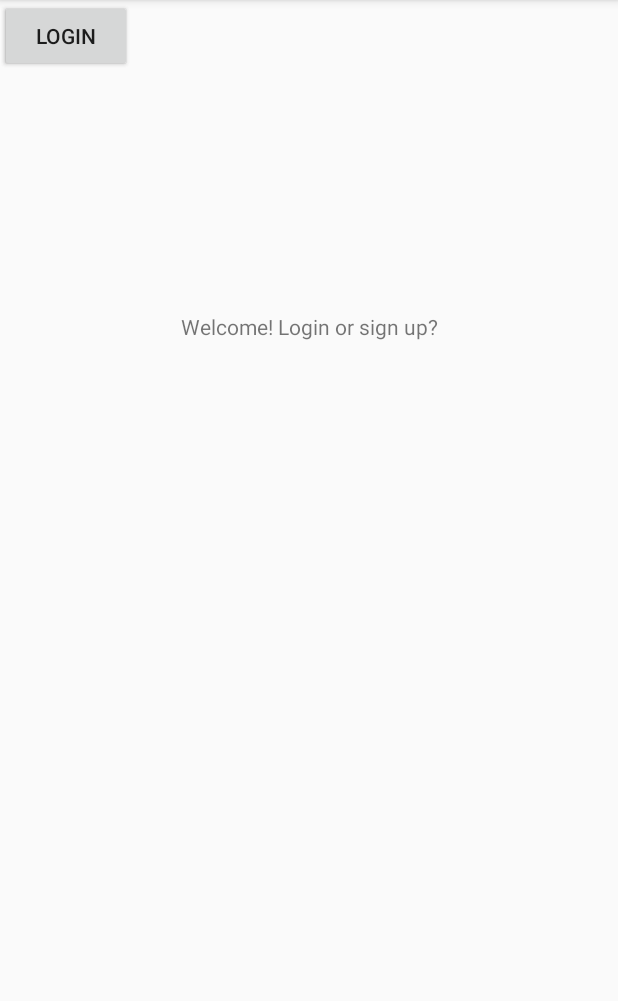
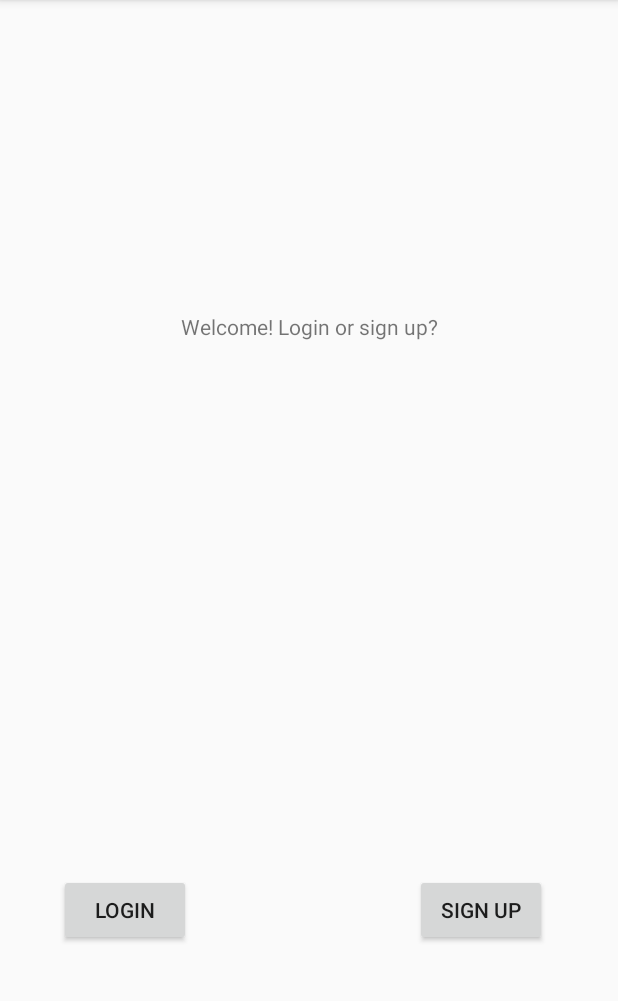
Before and after one commit to sscheele/shelter-helper, an Android app: the screen it shows after launch (LandingScreen), on a phone screen of 412 x 824 dp, the part 84-1085 px from its top. Run offline under Robolectric (Android 15) with nearby library versions, the phone set to English and light mode, and no system bars.

Commit message:
Add login screen, main screen, password checking

```diff
--- a/app/src/main/AndroidManifest.xml
+++ b/app/src/main/AndroidManifest.xml
@@ -16,7 +16,8 @@
                 <category android:name="android.intent.category.LAUNCHER" />
             </intent-filter>
         </activity>
-        <activity android:name=".LoginActivity"></activity>
+        <activity android:name=".LoginActivity" />
+        <activity android:name=".MainActivity"></activity>
     </application>
 
 </manifest>
--- a/app/src/main/java/com/a2340/shelterhelper/LandingScreen.java
+++ b/app/src/main/java/com/a2340/shelterhelper/LandingScreen.java
@@ -1,7 +1,11 @@
 package com.a2340.shelterhelper;
 
+import android.app.Activity;
+import android.content.Intent;
 import android.support.v7.app.AppCompatActivity;
 import android.os.Bundle;
+import android.view.View;
+import android.widget.Button;
 
 public class LandingScreen extends AppCompatActivity {
 
@@ -9,5 +13,14 @@ public class LandingScreen extends AppCompatActivity {
     protected void onCreate(Bundle savedInstanceState) {
         super.onCreate(savedInstanceState);
         setContentView(R.layout.activity_landing_screen);
+        Button loginBtn = (Button) findViewById(R.id.btn_landing_login);
+        final Activity currActivity = this;
+        loginBtn.setOnClickListener(new Button.OnClickListener() {
+            @Override
+            public void onClick(View v) {
+                Intent i = new Intent(currActivity, LoginActivity.class);
+                startActivity(i);
+            }
+        });
     }
 }
--- a/app/src/main/res/layout/activity_landing_screen.xml
+++ b/app/src/main/res/layout/activity_landing_screen.xml
@@ -7,6 +7,7 @@
     tools:context="com.a2340.shelterhelper.LandingScreen">
 
     <TextView
+        android:id="@+id/textView2"
         android:layout_width="wrap_content"
         android:layout_height="wrap_content"
         android:text="Welcome! Login or sign up?"
@@ -20,16 +21,20 @@
         android:id="@+id/btn_signup"
         android:layout_width="wrap_content"
         android:layout_height="wrap_content"
+        android:layout_marginBottom="137dp"
+        android:layout_marginEnd="47dp"
         android:text="Sign Up"
-        tools:layout_editor_absoluteX="249dp"
-        tools:layout_editor_absoluteY="326dp" />
+        app:layout_constraintBottom_toBottomOf="parent"
+        app:layout_constraintEnd_toEndOf="parent" />
 
     <Button
-        android:id="@+id/btn_login"
+        android:id="@+id/btn_landing_login"
         android:layout_width="wrap_content"
         android:layout_height="wrap_content"
+        android:layout_marginStart="39dp"
         android:text="Login"
-        tools:layout_editor_absoluteX="39dp"
-        tools:layout_editor_absoluteY="326dp" />
+        app:layout_constraintBottom_toBottomOf="@+id/btn_signup"
+        app:layout_constraintStart_toStartOf="parent"
+        app:layout_constraintTop_toTopOf="@+id/btn_signup" />
 
 </android.support.constraint.ConstraintLayout>
```
Also changed, not shown: app/src/main/java/com/a2340/shelterhelper/LoginActivity.java (+22 -0 lines), app/src/main/java/com/a2340/shelterhelper/MainActivity.java (added, +22 -0 lines), app/src/main/res/layout/activity_login.xml (+15 -8 lines), app/src/main/res/layout/activity_main.xml (added, +29 -0 lines).
